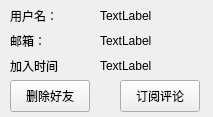
This is deliciousClient/user.ui in gaoxiaojun/delicacymap as Qt 5 draws it before an edit. The edited form follows.
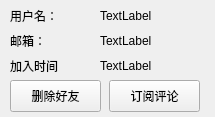
This is the edited form.

What changed in the file:
```diff
--- a/deliciousClient/user.ui
+++ b/deliciousClient/user.ui
@@ -6,7 +6,7 @@
    <rect>
     <x>0</x>
     <y>0</y>
-    <width>213</width>
+    <width>215</width>
     <height>117</height>
    </rect>
   </property>
@@ -18,7 +18,7 @@
     <rect>
      <x>10</x>
      <y>80</y>
-     <width>80</width>
+     <width>91</width>
      <height>32</height>
     </rect>
    </property>
@@ -29,9 +29,9 @@
   <widget class="QPushButton" name="addComment_Button">
    <property name="geometry">
     <rect>
-     <x>120</x>
+     <x>109</x>
      <y>80</y>
-     <width>80</width>
+     <width>91</width>
      <height>32</height>
     </rect>
    </property>
```
Left out of the diff: 2 changed lines with no effect on the pictures.
